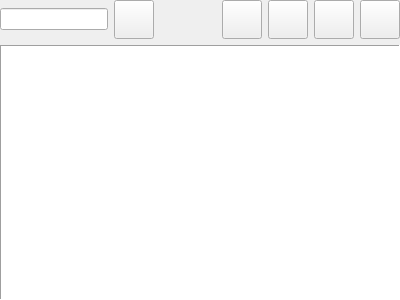
Old version of the form ui/mydata/Waypoints.ui in the repository OpenFairWind/FairWindSK.
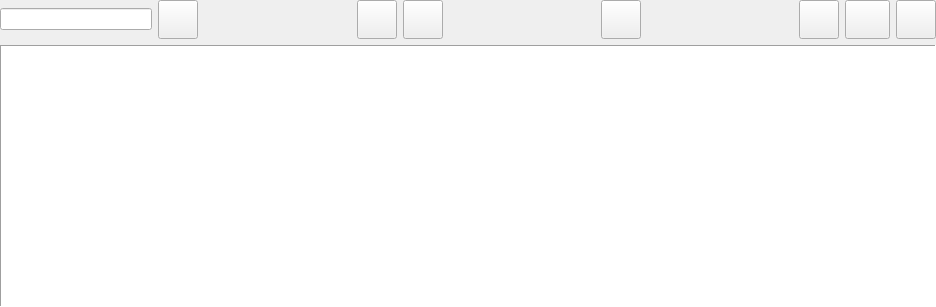
New version of the form. Icons and pictures are not drawn.

Commit message: Waypoint management -- list functions

Patch:
```diff
--- a/ui/mydata/Waypoints.ui
+++ b/ui/mydata/Waypoints.ui
@@ -6,8 +6,8 @@
    <rect>
     <x>0</x>
     <y>0</y>
-    <width>400</width>
-    <height>300</height>
+    <width>936</width>
+    <height>307</height>
    </rect>
   </property>
   <property name="windowTitle">
@@ -61,23 +61,6 @@
        </property>
       </spacer>
      </item>
-     <item>
-      <widget class="QToolButton" name="toolButton_Add">
-       <property name="text">
-        <string/>
-       </property>
-       <property name="icon">
-        <iconset resource="../../resources.qrc">
-         <normaloff>:/resources/svg/OpenBridge/widget-add-google.svg</normaloff>:/resources/svg/OpenBridge/widget-add-google.svg</iconset>
-       </property>
-       <property name="iconSize">
-        <size>
-         <width>32</width>
-         <height>32</height>
-        </size>
-       </property>
-      </widget>
-     </item>
      <item>
       <widget class="QToolButton" name="toolButton_Import">
        <property name="text">
@@ -113,7 +96,84 @@
       </widget>
      </item>
      <item>
-      <widget class="QToolButton" name="toolButton_DeleteAll">
+      <spacer name="horizontalSpacer_2">
+       <property name="orientation">
+        <enum>Qt::Orientation::Horizontal</enum>
+       </property>
+       <property name="sizeHint" stdset="0">
+        <size>
+         <width>40</width>
+         <height>20</height>
+        </size>
+       </property>
+      </spacer>
+     </item>
+     <item>
+      <widget class="QToolButton" name="toolButton_NavigateTo">
+       <property name="text">
+        <string/>
+       </property>
+       <property name="icon">
+        <iconset resource="../../resources.qrc">
+         <normaloff>:/resources/svg/OpenBridge/navigation-route.svg</normaloff>:/resources/svg/OpenBridge/navigation-route.svg</iconset>
+       </property>
+       <property name="iconSize">
+        <size>
+         <width>32</width>
+         <height>32</height>
+        </size>
+       </property>
+      </widget>
+     </item>
+     <item>
+      <spacer name="horizontalSpacer_3">
+       <property name="orientation">
+        <enum>Qt::Orientation::Horizontal</enum>
+       </property>
+       <property name="sizeHint" stdset="0">
+        <size>
+         <width>40</width>
+         <height>20</height>
+        </size>
+       </property>
+      </spacer>
+     </item>
+     <item>
+      <widget class="QToolButton" name="toolButton_Add">
+       <property name="text">
+        <string/>
+       </property>
+       <property name="icon">
+        <iconset resource="../../resources.qrc">
+         <normaloff>:/resources/svg/OpenBridge/widget-add-google.svg</normaloff>:/resources/svg/OpenBridge/widget-add-google.svg</iconset>
+       </property>
+       <property name="iconSize">
+        <size>
+         <width>32</width>
+         <height>32</height>
+        </size>
+       </property>
+      </widget>
+     </item>
+     <item>
+      <widget class="QToolButton" name="toolButton_Edit">
+       <property name="text">
+        <string/>
+       </property>
+       <property name="icon">
+        <iconset resource="../../resources.qrc">
+         <normaloff>:/resources/svg/OpenBridge/edit-google.svg</normaloff>:/resources/svg/OpenBridge/edit-google.svg</iconset>
+       </property>
+       <property name="iconSize">
+        <size>
+         <width>37</width>
+         <height>32</height>
+        </size>
+       </property>
+      </widget>
+     </item>
+     <item>
+      <widget class="QToolButton" name="toolButton_Delete">
        <property name="text">
         <string/>
        </property>
@@ -154,6 +214,9 @@
      <property name="sortingEnabled">
       <bool>true</bool>
      </property>
+     <property name="wordWrap">
+      <bool>false</bool>
+     </property>
     </widget>
    </item>
   </layout>
```
The commit also changes 4 other files.
